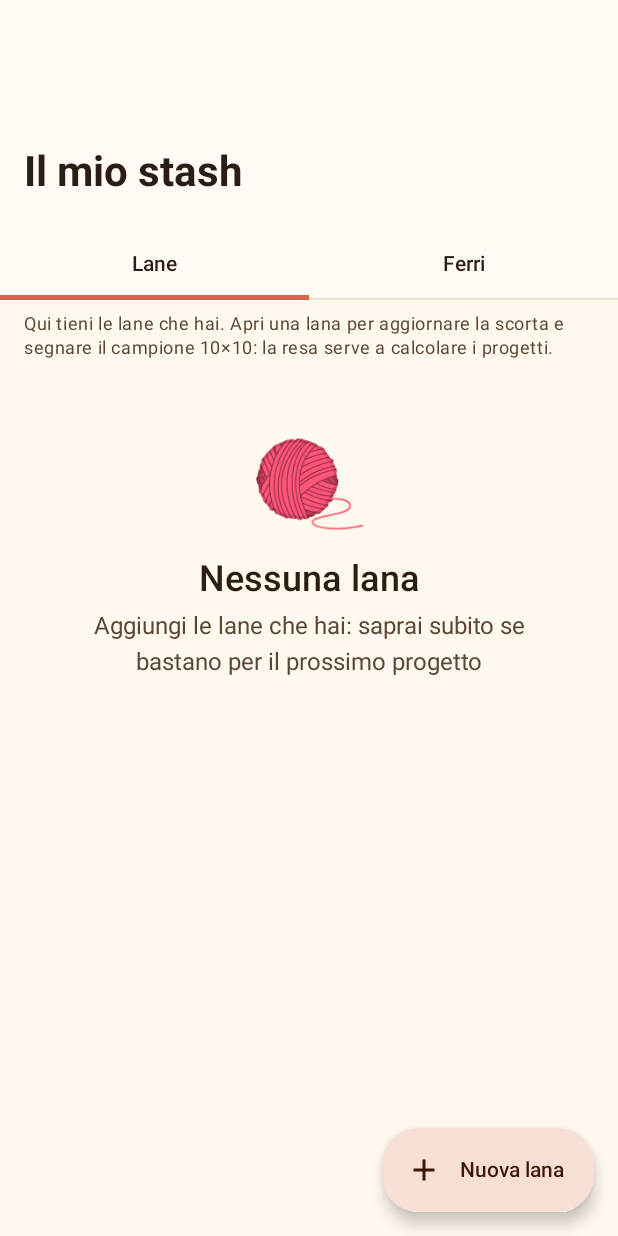
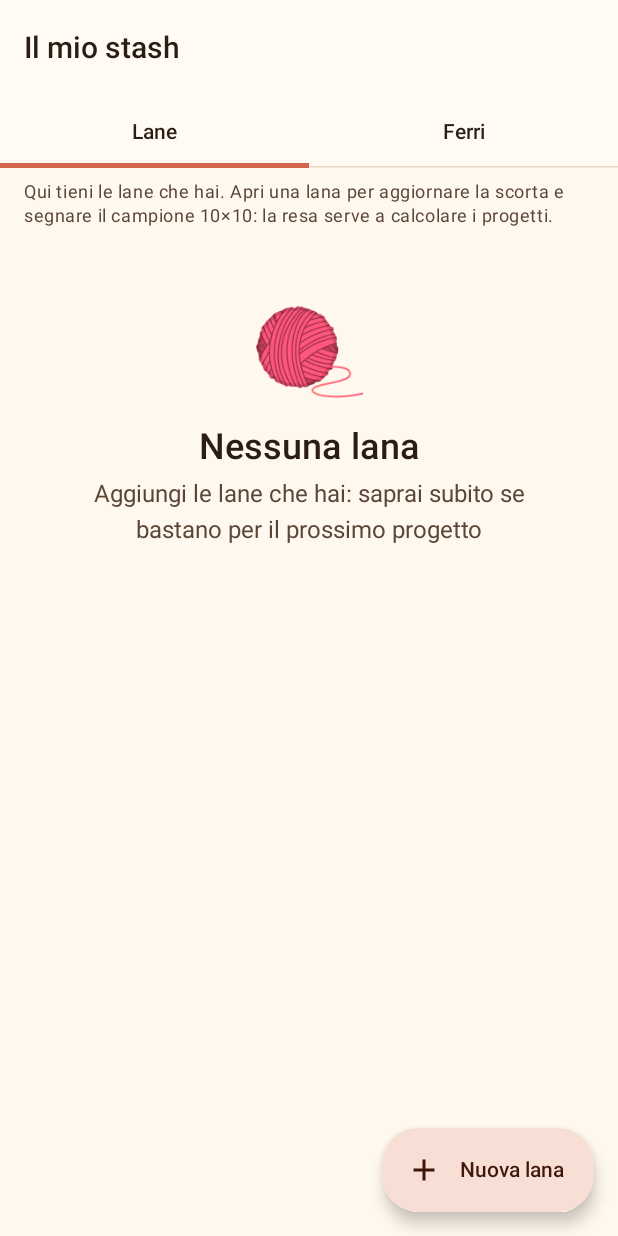
Before and after one commit to MarKco/Majon, an Android app built with Jetpack Compose: the composable StashScreen shown on its own in the app's theme, on a phone screen of 412 x 824 dp. Run offline under Robolectric (Android 15) with nearby library versions, the phone set to English and light mode, and no system bars; our stand-ins replace Dagger/Hilt's generated code, Material 3 Expressive styles (plain Material 3 is drawn), Room's generated code; libraries missing offline, so code that uses them is left out: dev.chrisbanes.haze; 2 statements that could not run were skipped.

Commit message:
Stash: compact top bar instead of a large one with an empty row above the title
Co-Authored-By: Claude Sonnet 5.5 <noreply@anthropic.com>

```diff
--- a/app/src/main/java/com/ilsecondodasinistra/majon/ui/stash/StashScreen.kt
+++ b/app/src/main/java/com/ilsecondodasinistra/majon/ui/stash/StashScreen.kt
@@ -30,7 +30,6 @@ import androidx.compose.material3.ExperimentalMaterial3Api
 import androidx.compose.material3.ExtendedFloatingActionButton
 import androidx.compose.material3.Icon
 import androidx.compose.material3.IconButton
-import androidx.compose.material3.LargeTopAppBar
 import androidx.compose.material3.MaterialTheme
 import androidx.compose.material3.OutlinedTextField
 import androidx.compose.material3.Scaffold
@@ -38,7 +37,7 @@ import androidx.compose.material3.SecondaryTabRow
 import androidx.compose.material3.Tab
 import androidx.compose.material3.Text
 import androidx.compose.material3.TextButton
-import androidx.compose.material3.TopAppBarDefaults
+import androidx.compose.material3.TopAppBar
 import androidx.compose.runtime.Composable
 import androidx.compose.runtime.getValue
 import androidx.compose.runtime.mutableStateOf
@@ -47,7 +46,6 @@ import androidx.compose.runtime.saveable.rememberSaveable
 import androidx.compose.runtime.setValue
 import androidx.compose.ui.Alignment
 import androidx.compose.ui.Modifier
-import androidx.compose.ui.input.nestedscroll.nestedScroll
 import androidx.compose.ui.res.stringResource
 import androidx.compose.ui.text.input.KeyboardType
 import androidx.compose.ui.unit.dp
@@ -86,16 +84,12 @@ fun StashScreen(
     val tab = StashTab.valueOf(tabName)
     var needleToDelete by remember { mutableStateOf<Needle?>(null) }
     var yarnToDelete by remember { mutableStateOf<Yarn?>(null) }
-    val scrollBehavior = TopAppBarDefaults.exitUntilCollapsedScrollBehavior()
     val barHeight = LocalBottomBarHeight.current
 
     Scaffold(
-        modifier = Modifier.nestedScroll(scrollBehavior.nestedScrollConnection),
         topBar = {
-            LargeTopAppBar(
-                title = { Text(stringResource(R.string.stash_title)) },
-                scrollBehavior = scrollBehavior,
-            )
+            // A compact bar: this tab has no back button or actions, so a large bar would only leave an empty row above the title
+            TopAppBar(title = { Text(stringResource(R.string.stash_title)) })
         },
         floatingActionButton = {
             ExtendedFloatingActionButton(
```
